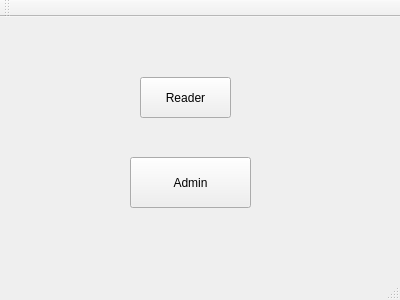
This is mainwindow.ui in guojin9001/database as Qt 5 draws it before an edit. The edited form follows.
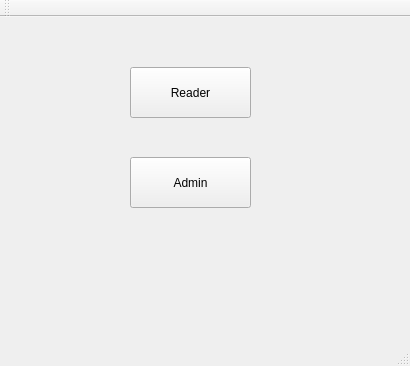
This is the edited form. Icons and pictures are not drawn.

What changed in the file:
```diff
--- a/mainwindow.ui
+++ b/mainwindow.ui
@@ -6,23 +6,29 @@
    <rect>
     <x>0</x>
     <y>0</y>
-    <width>400</width>
-    <height>300</height>
+    <width>410</width>
+    <height>366</height>
    </rect>
   </property>
   <property name="windowTitle">
    <string>MainWindow</string>
   </property>
+  <property name="styleSheet">
+   <string notr="true">background-image: url(:/jpg/zzpic10012_s.jpg);</string>
+  </property>
   <widget class="QWidget" name="centralWidget">
    <widget class="QPushButton" name="pushButton">
     <property name="geometry">
      <rect>
-      <x>140</x>
-      <y>60</y>
-      <width>91</width>
-      <height>41</height>
+      <x>130</x>
+      <y>50</y>
+      <width>121</width>
+      <height>51</height>
      </rect>
     </property>
+    <property name="styleSheet">
+     <string notr="true">font: 87 14pt &quot;Arial Black&quot;;</string>
+    </property>
     <property name="text">
      <string>Reader</string>
     </property>
```
Left out of the diff: 5 changed lines with no effect on the pictures.
